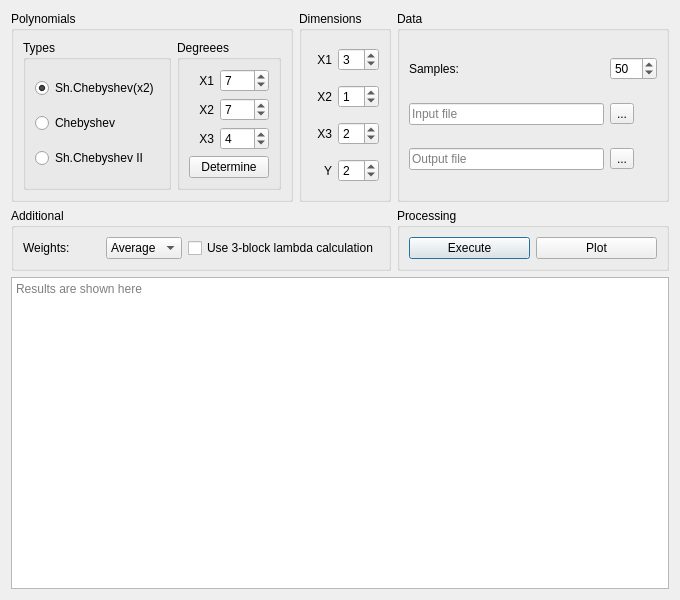
The window that lab_3/main_window.ui (fatvlady/sys-an-labs) describes before a commit, drawn with Qt 5.
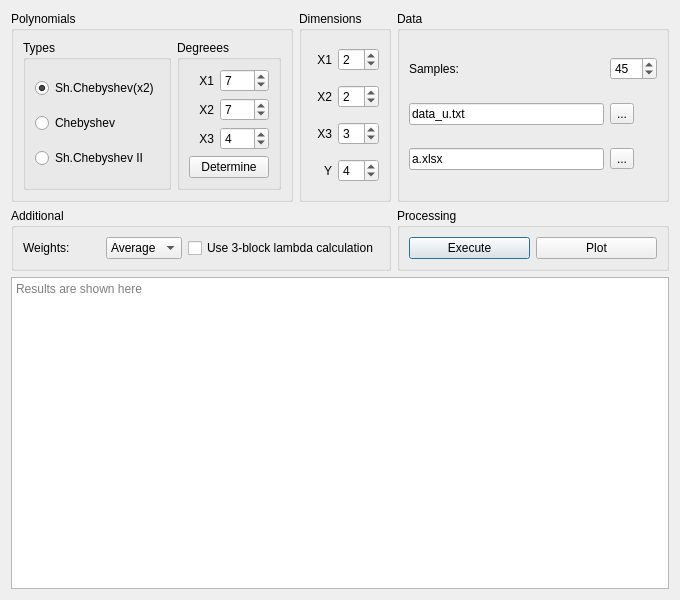
The same window after the commit.

Commit message: lab3 without GUI fix and forecast

Patch:
```diff
--- a/lab_3/main_window.ui
+++ b/lab_3/main_window.ui
@@ -189,7 +189,7 @@
       <item row="0" column="1">
        <widget class="QSpinBox" name="x1_dim">
         <property name="value">
-         <number>3</number>
+         <number>2</number>
         </property>
        </widget>
       </item>
@@ -206,7 +206,7 @@
       <item row="3" column="1">
        <widget class="QSpinBox" name="y_dim">
         <property name="value">
-         <number>2</number>
+         <number>4</number>
         </property>
        </widget>
       </item>
@@ -233,14 +233,14 @@
       <item row="1" column="1">
        <widget class="QSpinBox" name="x2_dim">
         <property name="value">
-         <number>1</number>
+         <number>2</number>
         </property>
        </widget>
       </item>
       <item row="2" column="1">
        <widget class="QSpinBox" name="x3_dim">
         <property name="value">
-         <number>2</number>
+         <number>3</number>
         </property>
        </widget>
       </item>
@@ -303,12 +303,15 @@
          <number>999</number>
         </property>
         <property name="value">
-         <number>50</number>
+         <number>45</number>
         </property>
        </widget>
       </item>
       <item row="1" column="0">
        <widget class="QLineEdit" name="line_input">
+        <property name="text">
+         <string>data_u.txt</string>
+        </property>
         <property name="placeholderText">
          <string>Input file</string>
         </property>
@@ -323,6 +326,9 @@
       </item>
       <item row="2" column="0">
        <widget class="QLineEdit" name="line_output">
+        <property name="text">
+         <string>a.xlsx</string>
+        </property>
         <property name="placeholderText">
          <string>Output file</string>
         </property>
```
The commit also changes 6 other files.
